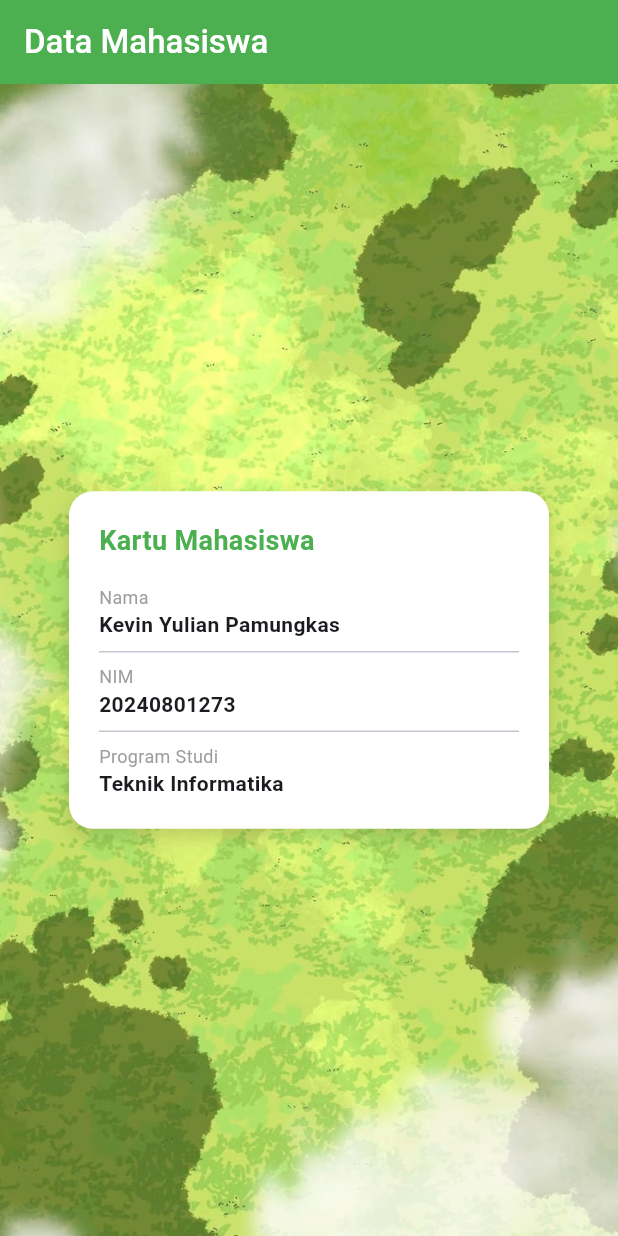
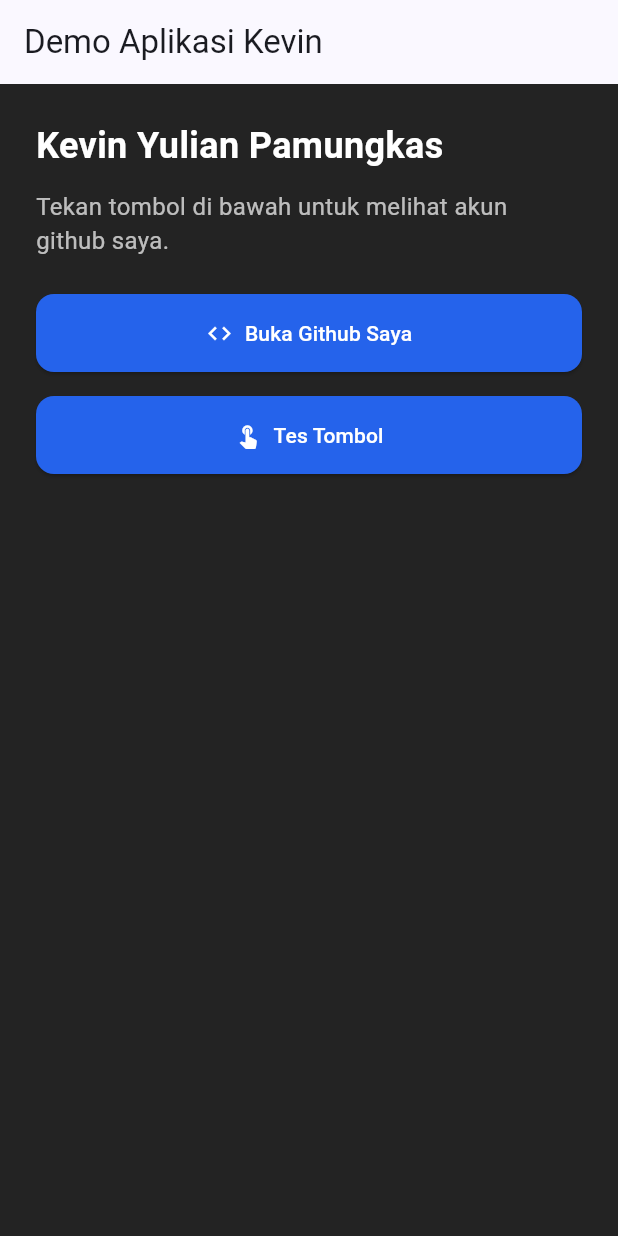
Before and after one commit to kvinn-dev/kevin-yulian-pamungkas_kelompok-4_kh001, a Flutter app: the screen it shows after launch, on a phone screen of 412 x 824 dp. Run offline on Flutter 3.47's test engine with Material 3 defaults, Android fonts, the phone set to English and light mode, and no system bars.

Commit message:
feat: implement tema aplikasi, tombol reusable, dan halaman demo GitHub

```diff
--- /dev/null
+++ b/lib/constants/colors.dart
@@ -0,0 +1,9 @@
+
+import 'package:flutter/material.dart';
+
+abstract class AppColors {
+  static const Color primary = Color(0xFF2563EB);
+  static const Color background = Color(0xFF232323);
+  static const Color textPrimary = Colors.white;
+  static const Color textSecondary = Colors.white70;
+}
--- a/lib/kartu_mahasiswa.dart
+++ /dev/null
@@ -1,96 +0,0 @@
-
-import 'package:flutter/material.dart';
-
-class KartuMahasiswa extends StatelessWidget {
-  final String nama;
-  final String nim;
-  final String programStudi;
-
-  const KartuMahasiswa({
-    super.key,
-    required this.nama,
-    required this.nim,
-    required this.programStudi,
-  });
-
-  @override
-  Widget build(BuildContext context) {
-    return Container(
-      width: 320.0,
-      padding: const EdgeInsets.all(20),
-      decoration: BoxDecoration(
-        color: Colors.white,
-        borderRadius: BorderRadius.circular(16.0),
-        boxShadow: [
-          BoxShadow(
-            color: Colors.black.withOpacity(0.15),
-            blurRadius: 10,
-            offset: const Offset(0, 5),
-          ),
-        ],
-      ),
-      child: Column(
-        mainAxisSize: MainAxisSize.min,
-        crossAxisAlignment: CrossAxisAlignment.start,
-        children: [
-          Text(
-            'Kartu Mahasiswa',
-            style: TextStyle(
-              fontSize: 18,
-              fontWeight: FontWeight.bold,
-              color: Colors.green,
-            ),
-          ),
-          const SizedBox(height: 16),
-
-          Text(
-            'Nama',
-            style: TextStyle(
-              fontSize: 12,
-              color: Colors.grey,
-            ),
-          ),
-          Text(
-            nama,
-            style: TextStyle(
-              fontSize: 14,
-              fontWeight: FontWeight.bold,
-            ),
-          ),
-          const Divider(),
-
-          Text(
-            'NIM',
-            style: TextStyle(
-              fontSize: 12,
-              color: Colors.grey,
-            ),
-          ),
-          Text(
-            nim,
-            style: TextStyle(
-              fontSize: 14,
-              fontWeight: FontWeight.bold,
-            ),
-          ),
-          const Divider(),
-
-          Text(
-            'Program Studi',
-            style: TextStyle(
-              fontSize: 12,
-              color: Colors.grey,
-            ),
-          ),
-          Text(
-            programStudi,
-            style: TextStyle(
-              fontSize: 14,
-              fontWeight: FontWeight.bold,
-            ),
-          ),
-        ],
-      ),
-    );
-  }
-}
--- a/lib/main.dart
+++ b/lib/main.dart
@@ -1,57 +1,85 @@
 
 import 'package:flutter/material.dart';
-import 'kartu_mahasiswa.dart';
+import 'constants/colors.dart';
+import 'theme/app_theme.dart';
+import 'widgets/app_button.dart';
 
 void main() {
   runApp(const MyApp());
 }
 
-class MyApp extends StatefulWidget {
+class MyApp extends StatelessWidget {
   const MyApp({super.key});
 
-  @override
-  State<MyApp> createState() => _MyAppState();
-}
-
-class _MyAppState extends State<MyApp> {
   @override
   Widget build(BuildContext context) {
     return MaterialApp(
       debugShowCheckedModeBanner: false,
-      title: 'Kartu Mahasiswa',
-      home: Scaffold(
-        appBar: AppBar(
-          title: const Text(
-            'Data Mahasiswa',
-            style: TextStyle(
-              fontWeight: FontWeight.w500,
-              color: Colors.white,
+      theme: AppTheme.light,
+      home: const HomePage(),
+    );
+  }
+}
+
+class HomePage extends StatelessWidget {
+  const HomePage({super.key});
+
+  @override
+  Widget build(BuildContext context) {
+    return Scaffold(
+      appBar: AppBar(
+        title: const Text('Demo Aplikasi Kevin'),
+      ),
+      body: Padding(
+        padding: const EdgeInsets.all(24),
+        child: Column(
+          crossAxisAlignment: CrossAxisAlignment.start,
+          children: [
+            const Text(
+              'Kevin Yulian Pamungkas',
+              style: TextStyle(
+                color: AppColors.textPrimary,
+                fontSize: 24,
+                fontWeight: FontWeight.bold,
+              ),
             ),
-          ),
-          backgroundColor: Colors.green.shade500,
-        ),
 
-        // BACKGROUND PASTEL
-        // backgroundColor: const Color(0xFFF8F9F8),
+            const SizedBox(height: 12),
 
-        body: Container(
-          width: double.infinity,
-          height: double.infinity,
-          decoration: BoxDecoration(
-            image: DecorationImage(
-              image: AssetImage(
-                'assets/images/background.jpeg',
+            const Text(
+              'Tekan tombol di bawah untuk melihat akun github saya.',
+              style: TextStyle(
+                color: AppColors.textSecondary,
+                fontSize: 16,
               ),
-              fit: BoxFit.cover,
             ),
-          ),
-          child: const Center(
-            child: KartuMahasiswa(
-              nama: 'Kevin Yulian Pamungkas',
-              nim: '20240801273',
-              programStudi: 'Teknik Informatika',
+
+            const SizedBox(height: 24),
+
+            // Tombol untuk membuka Github
+            AppButton(
+              label: 'Buka Github Saya',
+              icon: Icons.code,
+              url: 'https://github.com/kvinn-dev',
             ),
-          ),
+
+            const SizedBox(height: 16),
+
+            // Tombol untuk menguji aksi internal
+            AppButton(
+              label: 'Tes Tombol',
+              icon: Icons.touch_app,
+              onPressed: () {
+                debugPrint('Tombol berhasil ditekan!');
+
+                ScaffoldMessenger.of(context).showSnackBar(
+                  const SnackBar(
+                    content: Text('Tombol berhasil ditekan!'),
+                  ),
+                );
+              },
+            ),
+          ],
         ),
       ),
     );
--- /dev/null
+++ b/lib/theme/app_theme.dart
@@ -0,0 +1,17 @@
+
+import 'package:flutter/material.dart';
+import '../constants/colors.dart';
+
+class AppTheme {
+  static final ThemeData light = ThemeData(
+    useMaterial3: true,
+
+    // Warna utama aplikasi
+    colorScheme: ColorScheme.fromSeed(
+      seedColor: const Color(0xFF2563EB),
+    ),
+
+    // Warna latar belakang
+    scaffoldBackgroundColor: AppColors.background,
+  );
+}
--- /dev/null
+++ b/lib/widgets/app_button.dart
@@ -0,0 +1,71 @@
+
+import 'package:flutter/material.dart';
+import '../constants/colors.dart';
+import 'package:url_launcher/url_launcher.dart';
+
+class AppButton extends StatefulWidget {
+  final String label;
+  final IconData icon;
+  final String? url;
+  final VoidCallback? onPressed;
+
+  const AppButton({
+    super.key,
+    required this.label,
+    required this.icon,
+    this.url,
+    this.onPressed,
+  });
+
+  @override
+  State<AppButton> createState() => _AppButtonState();
+}
+
+class _AppButtonState extends State<AppButton> {
+  Future<void> _handlePressed(BuildContext context) async {
+    // Jika ada aksi internal, jalankan aksi tersebut.
+    if (widget.onPressed != null) {
+      widget.onPressed!();
+      return;
+    }
+
+    // Jika ada URL, buka aplikasi eksternal.
+    if (widget.url != null) {
+      final Uri uri = Uri.parse(widget.url!);
+
+      final bool success = await launchUrl(
+        uri,
+        mode: LaunchMode.externalApplication,
+      );
+
+      if (!success && context.mounted) {
+        ScaffoldMessenger.of(context).showSnackBar(
+          const SnackBar(content: Text('Gagal membuka URL')),
+        );
+      }
+    }
+  }
+
+  @override
+  Widget build(BuildContext context) {
+    return SizedBox(
+      width: double.infinity,
+      child: ElevatedButton.icon(
+        onPressed: () => _handlePressed(context),
+        icon: Icon(widget.icon),
+        label: Text(widget.label),
+        style: ElevatedButton.styleFrom(
+          backgroundColor: AppColors.primary,
+          foregroundColor: AppColors.textPrimary,
+          padding: const EdgeInsets.symmetric(
+            horizontal: 20,
+            vertical: 16,
+          ),
+          shape: RoundedRectangleBorder(
+            borderRadius: BorderRadius.circular(12),
+          ),
+        ),
+      ),
+    );
+  }
+}
--- a/pubspec.yaml
+++ b/pubspec.yaml
@@ -34,6 +34,7 @@ dependencies:
   # The following adds the Cupertino Icons font to your application.
   # Use with the CupertinoIcons class for iOS style icons.
   cupertino_icons: ^1.0.8
+  url_launcher: ^6.3.3
 
 dev_dependencies:
   flutter_test:
```
Also changed, not shown: pubspec.lock, 5 other files.
